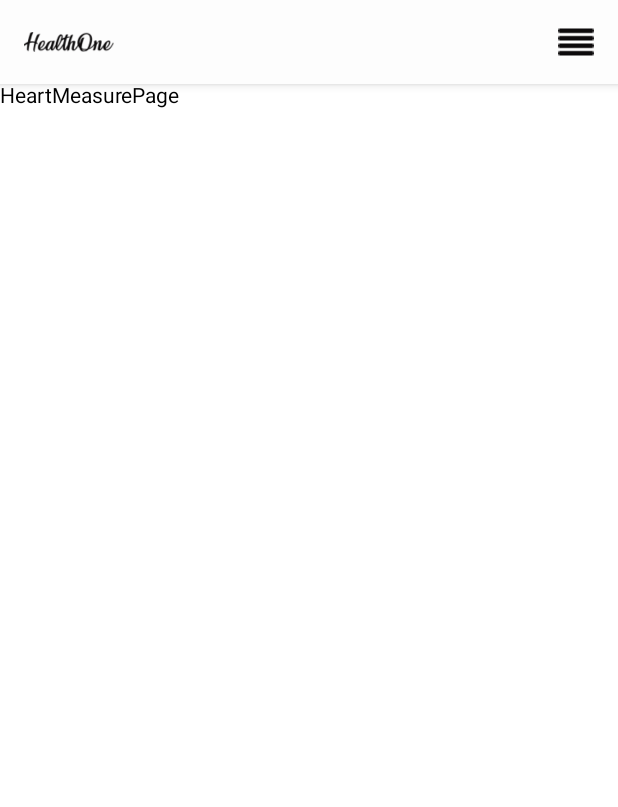
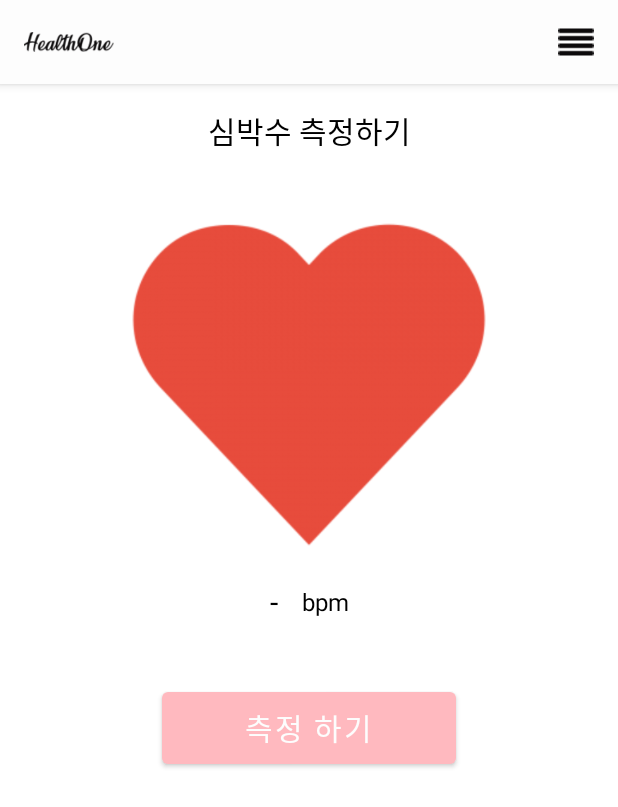
Before and after one commit to zhujack26/healthone, an Android app built with Jetpack Compose: the HeartMeasurePage screen opened through its navigation route, on a phone screen of 412 x 824 dp. Shown: the top 807 px of the screen. Run offline under Robolectric (Android 15) with nearby library versions, the phone set to English and light mode, and no system bars.

Commit message:
ui : 심박수 측정 페이지 화면 구현

```diff
--- a/mobile/app/src/main/java/com/secui/healthone/compose/HeartMeasurePage.kt
+++ b/mobile/app/src/main/java/com/secui/healthone/compose/HeartMeasurePage.kt
@@ -1,9 +1,20 @@
 package com.secui.healthone.compose
 
+import androidx.compose.foundation.layout.*
+import androidx.compose.foundation.rememberScrollState
+import androidx.compose.foundation.verticalScroll
+import androidx.compose.material.Button
+import androidx.compose.material.ButtonDefaults
 import androidx.compose.material.Text
 import androidx.compose.runtime.Composable
+import androidx.compose.ui.Alignment
 import androidx.compose.ui.Modifier
+import androidx.compose.ui.res.colorResource
+import androidx.compose.ui.unit.dp
+import androidx.compose.ui.unit.sp
 import androidx.navigation.NavHostController
+import com.secui.healthone.R
+import com.secui.healthone.ui.heartmeasurepage.HeartMeasureItem
 
 
 @Composable
@@ -12,6 +23,33 @@ fun HeartMeasurePage(
     modifier: Modifier = Modifier
 ){
 
-    Text(text = "HeartMeasurePage")
+    Column(modifier= Modifier
+        .fillMaxSize()
+        .verticalScroll
+            (rememberScrollState()),
+        horizontalAlignment = Alignment.CenterHorizontally
+    )
+    {
+
+        HeartMeasureItem();
+        Spacer(modifier = Modifier.height(32.dp));
+        Button( colors = ButtonDefaults
+            .outlinedButtonColors(
+                backgroundColor =
+                colorResource(id = R.color.red100)
+            ),
+            modifier = Modifier
+                .width(196.dp)
+                .height(48.dp),
+            onClick = {  }) {
+            Text(text = "측정 하기",
+                fontSize = 20.sp,
+                color = colorResource(id = R.color.white)
+            )
+
+        }
+
+
+    }
 
 }
--- /dev/null
+++ b/mobile/app/src/main/java/com/secui/healthone/ui/heartmeasurepage/HeartMeasureItem.kt
@@ -0,0 +1,68 @@
+package com.secui.healthone.ui.heartmeasurepage
+
+import androidx.compose.foundation.Image
+import androidx.compose.foundation.layout.*
+import androidx.compose.material.Text
+import androidx.compose.runtime.Composable
+import androidx.compose.ui.Alignment
+import androidx.compose.ui.Modifier
+import androidx.compose.ui.layout.ContentScale
+import androidx.compose.ui.res.painterResource
+import androidx.compose.ui.unit.dp
+import androidx.compose.ui.unit.sp
+import com.secui.healthone.R;
+
+@Composable
+fun HeartMeasureItem(
+    modifier: Modifier = Modifier
+){
+    Column(modifier = Modifier
+        .fillMaxWidth()
+        .wrapContentHeight()
+        .padding(16.dp),
+        verticalArrangement = Arrangement.Center,
+        horizontalAlignment = Alignment.CenterHorizontally
+    ) {
+
+        Text(
+            text = HeartMeasureItemText.HeartMeasureItemTitle,
+            fontSize = 20.sp
+        )
+        Spacer(modifier = Modifier.height(16.dp))
+        Image(painter =
+        painterResource(id = R.drawable.ic_heart),
+            contentDescription = "하트 아이콘",
+            modifier = Modifier
+                .width(256.dp)
+                .wrapContentHeight(),
+            contentScale = ContentScale.Fit
+        )
+        Spacer(modifier = Modifier.height(16.dp))
+
+        Row(modifier = Modifier
+            .fillMaxWidth()
+            .wrapContentHeight(),
+            verticalAlignment = Alignment.CenterVertically,
+            horizontalArrangement = Arrangement.Center
+        ) {
+
+            Text(text = HeartMeasureItemText.HeartMeasureValue,
+                fontSize = 20.sp
+            )
+            Spacer(modifier = Modifier.width(16.dp))
+            Text(text = HeartMeasureItemText.HeartMeasureUnit,
+                fontSize = 16.sp
+            )
+
+        }
+
+    }
+}
+
+class HeartMeasureItemText {
+    companion object {
+        const val HeartMeasureItemTitle = "심박수 측정하기"
+        const val HeartMeasureValue = "-"
+        const val HeartMeasureUnit = "bpm"
+    }
+}
```
Also changed, not shown: mobile/app/src/main/res/drawable/ic_heart.png (added).
